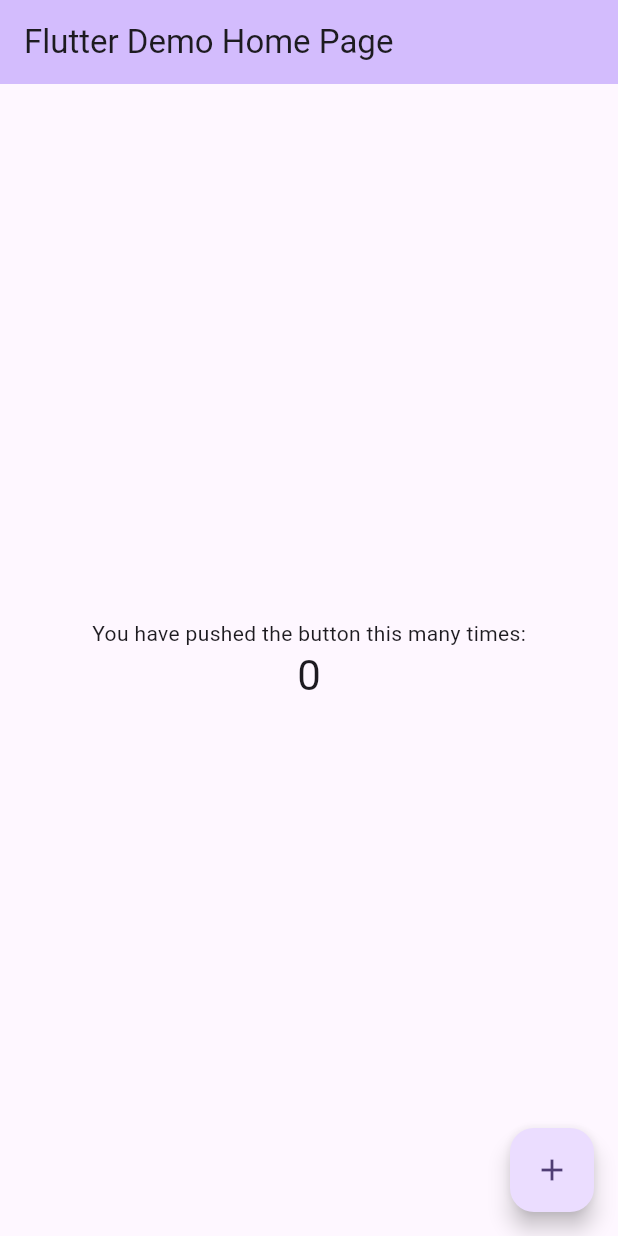
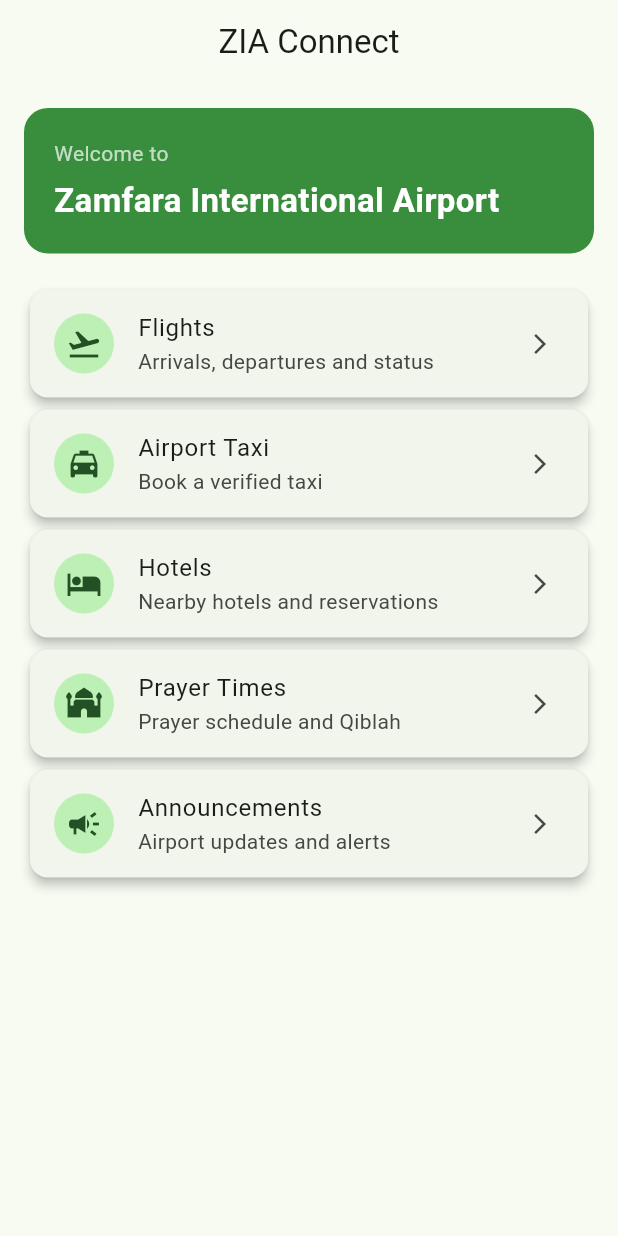
Before and after one commit to YUSUFUMARWALI/zia_connect, a Flutter app: the screen it shows after launch, on a phone screen of 412 x 824 dp. Run offline on Flutter 3.47's test engine with Material 3 defaults, Android fonts, the phone set to English and light mode, and no system bars.

Commit message:
Fixed app startup and flights module

```diff
--- a/lib/features/home/screens/home_screen.dart
+++ b/lib/features/home/screens/home_screen.dart
@@ -0,0 +1,93 @@
+import 'package:flutter/material.dart';
+import '../../flights/screens/flights_screen.dart';
+
+class HomeScreen extends StatelessWidget {
+  const HomeScreen({super.key});
+
+  Widget buildCard({
+    required IconData icon,
+    required String title,
+    required String subtitle,
+    VoidCallback? onTap,
+  }) {
+    return Card(
+      elevation: 3,
+      child: ListTile(
+        onTap: onTap,
+        leading: CircleAvatar(child: Icon(icon)),
+        title: Text(title),
+        subtitle: Text(subtitle),
+        trailing: const Icon(Icons.arrow_forward_ios, size: 16),
+      ),
+    );
+  }
+
+  @override
+  Widget build(BuildContext context) {
+    return Scaffold(
+      appBar: AppBar(
+        title: const Text('ZIA Connect'),
+        centerTitle: true,
+      ),
+      body: ListView(
+        padding: const EdgeInsets.all(16),
+        children: [
+          Container(
+            padding: const EdgeInsets.all(20),
+            decoration: BoxDecoration(
+              color: Colors.green.shade700,
+              borderRadius: BorderRadius.circular(16),
+            ),
+            child: const Column(
+              crossAxisAlignment: CrossAxisAlignment.start,
+              children: [
+                Text('Welcome to', style: TextStyle(color: Colors.white70)),
+                SizedBox(height: 6),
+                Text(
+                  'Zamfara International Airport',
+                  style: TextStyle(
+                    color: Colors.white,
+                    fontSize: 22,
+                    fontWeight: FontWeight.bold,
+                  ),
+                ),
+              ],
+            ),
+          ),
+          const SizedBox(height: 20),
+          buildCard(
+            icon: Icons.flight_takeoff,
+            title: 'Flights',
+            subtitle: 'Arrivals, departures and status',
+            onTap: () {
+              Navigator.push(
+                context,
+                MaterialPageRoute(builder: (_) => const FlightsScreen()),
+              );
+            },
+          ),
+          buildCard(
+            icon: Icons.local_taxi,
+            title: 'Airport Taxi',
+            subtitle: 'Book a verified taxi',
+          ),
+          buildCard(
+            icon: Icons.hotel,
+            title: 'Hotels',
+            subtitle: 'Nearby hotels and reservations',
+          ),
+          buildCard(
+            icon: Icons.mosque,
+            title: 'Prayer Times',
+            subtitle: 'Prayer schedule and Qiblah',
+          ),
+          buildCard(
+            icon: Icons.campaign,
+            title: 'Announcements',
+            subtitle: 'Airport updates and alerts',
+          ),
+        ],
+      ),
+    );
+  }
+}
--- a/lib/main.dart
+++ b/lib/main.dart
@@ -1,122 +1,23 @@
 import 'package:flutter/material.dart';
+import 'features/splash/screens/splash_screen.dart';
 
 void main() {
-  runApp(const MyApp());
+  runApp(const ZiaConnectApp());
 }
 
-class MyApp extends StatelessWidget {
-  const MyApp({super.key});
+class ZiaConnectApp extends StatelessWidget {
+  const ZiaConnectApp({super.key});
 
-  // This widget is the root of your application.
   @override
   Widget build(BuildContext context) {
     return MaterialApp(
-      title: 'Flutter Demo',
+      debugShowCheckedModeBanner: false,
+      title: 'ZIA Connect',
       theme: ThemeData(
-        // This is the theme of your application.
-        //
-        // TRY THIS: Try running your application with "flutter run". You'll see
-        // the application has a purple toolbar. Then, without quitting the app,
-        // try changing the seedColor in the colorScheme below to Colors.green
-        // and then invoke "hot reload" (save your changes or press the "hot
-        // reload" button in a Flutter-supported IDE, or press "r" if you used
-        // the command line to start the app).
-        //
-        // Notice that the counter didn't reset back to zero; the application
-        // state is not lost during the reload. To reset the state, use hot
-        // restart instead.
-        //
-        // This works for code too, not just values: Most code changes can be
-        // tested with just a hot reload.
-        colorScheme: .fromSeed(seedColor: Colors.deepPurple),
+        useMaterial3: true,
+        colorSchemeSeed: Colors.green,
       ),
-      home: const MyHomePage(title: 'Flutter Demo Home Page'),
+      home: const SplashScreen(),
     );
   }
 }
-
-class MyHomePage extends StatefulWidget {
-  const MyHomePage({super.key, required this.title});
-
-  // This widget is the home page of your application. It is stateful, meaning
-  // that it has a State object (defined below) that contains fields that affect
-  // how it looks.
-
-  // This class is the configuration for the state. It holds the values (in this
-  // case the title) provided by the parent (in this case the App widget) and
-  // used by the build method of the State. Fields in a Widget subclass are
-  // always marked "final".
-
-  final String title;
-
-  @override
-  State<MyHomePage> createState() => _MyHomePageState();
-}
-
-class _MyHomePageState extends State<MyHomePage> {
-  int _counter = 0;
-
-  void _incrementCounter() {
-    setState(() {
-      // This call to setState tells the Flutter framework that something has
-      // changed in this State, which causes it to rerun the build method below
-      // so that the display can reflect the updated values. If we changed
-      // _counter without calling setState(), then the build method would not be
-      // called again, and so nothing would appear to happen.
-      _counter++;
-    });
-  }
-
-  @override
-  Widget build(BuildContext context) {
-    // This method is rerun every time setState is called, for instance as done
-    // by the _incrementCounter method above.
-    //
-    // The Flutter framework has been optimized to make rerunning build methods
-    // fast, so that you can just rebuild anything that needs updating rather
-    // than having to individually change instances of widgets.
-    return Scaffold(
-      appBar: AppBar(
-        // TRY THIS: Try changing the color here to a specific color (to
-        // Colors.amber, perhaps?) and trigger a hot reload to see the AppBar
-        // change color while the other colors stay the same.
-        backgroundColor: Theme.of(context).colorScheme.inversePrimary,
-        // Here we take the value from the MyHomePage object that was created by
-        // the App.build method, and use it to set our appbar title.
-        title: Text(widget.title),
-      ),
-      body: Center(
-        // Center is a layout widget. It takes a single child and positions it
-        // in the middle of the parent.
-        child: Column(
-          // Column is also a layout widget. It takes a list of children and
-          // arranges them vertically. By default, it sizes itself to fit its
-          // children horizontally, and tries to be as tall as its parent.
-          //
-          // Column has various properties to control how it sizes itself and
-          // how it positions its children. Here we use mainAxisAlignment to
-          // center the children vertically; the main axis here is the vertical
-          // axis because Columns are vertical (the cross axis would be
-          // horizontal).
-          //
-          // TRY THIS: Invoke "debug painting" (choose the "Toggle Debug Paint"
-          // action in the IDE, or press "p" in the console), to see the
-          // wireframe for each widget.
-          mainAxisAlignment: .center,
-          children: [
-            const Text('You have pushed the button this many times:'),
-            Text(
-              '$_counter',
-              style: Theme.of(context).textTheme.headlineMedium,
-            ),
-          ],
-        ),
-      ),
-      floatingActionButton: FloatingActionButton(
-        onPressed: _incrementCounter,
-        tooltip: 'Increment',
-        child: const Icon(Icons.add),
-      ),
-    );
-  }
-}
```
Also changed, not shown: lib/features/splash/screens/splash_screen.dart (+57 -0 lines), 1 other file.
